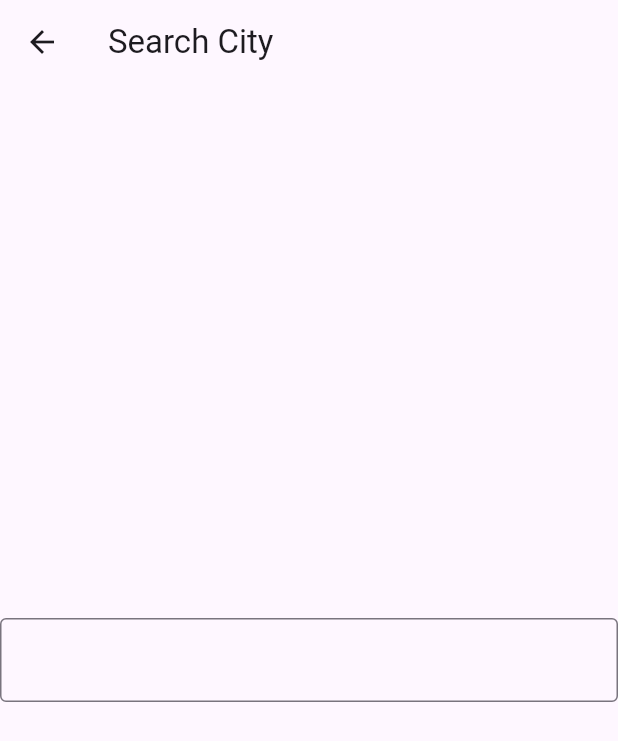
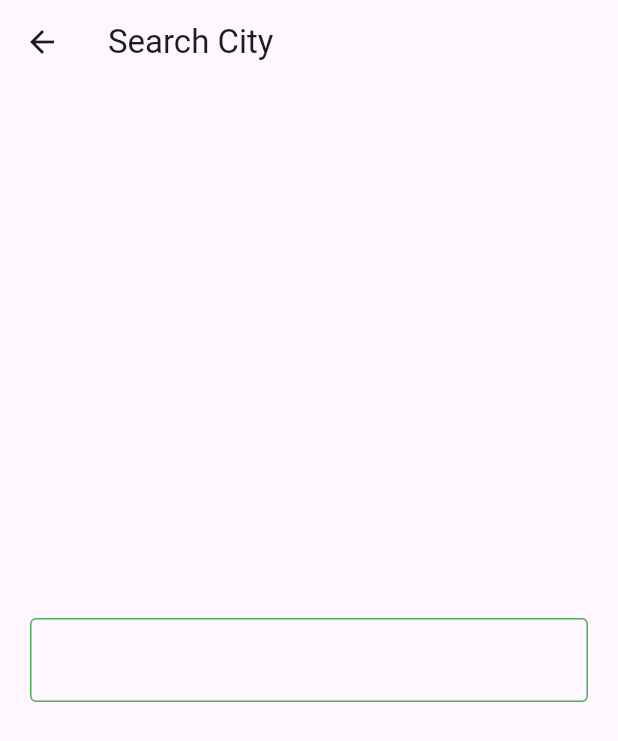
Before and after one commit to Ghada-Mohamed-Khalaf/weather_app, a Flutter app: the SearchView screen opened directly, on a phone screen of 412 x 824 dp. Shown: the top 741 px of the screen. Run offline on Flutter 3.47's test engine with Material 3 defaults, Android fonts, the phone set to English and light mode, and no system bars.

Commit message:
add enableBorder

```diff
--- a/lib/views/search_view.dart
+++ b/lib/views/search_view.dart
@@ -1,3 +1,4 @@
+import 'package:flutter/cupertino.dart';
 import 'package:flutter/material.dart';
 
 class SearchView extends StatelessWidget {
@@ -10,10 +11,24 @@ class SearchView extends StatelessWidget {
         title: const Text("Search City"),
 
       ),
-      body: Center(
-        child: const TextField(decoration: InputDecoration(
-          border: OutlineInputBorder()
-        ),),
+      body:  Padding(
+        padding: const EdgeInsets.symmetric(horizontal: 20),
+        child: Center(
+          child: TextField(decoration: InputDecoration(
+            border: OutlineInputBorder(
+              borderRadius: BorderRadius.circular(16),
+              borderSide: BorderSide(color: Colors.orange,
+              ),
+
+
+            ),
+            enabledBorder: OutlineInputBorder(
+              borderSide: BorderSide(color: Colors.green),
+            )
+
+          ),),
+
+        ),
       ),
     );
   }
```
